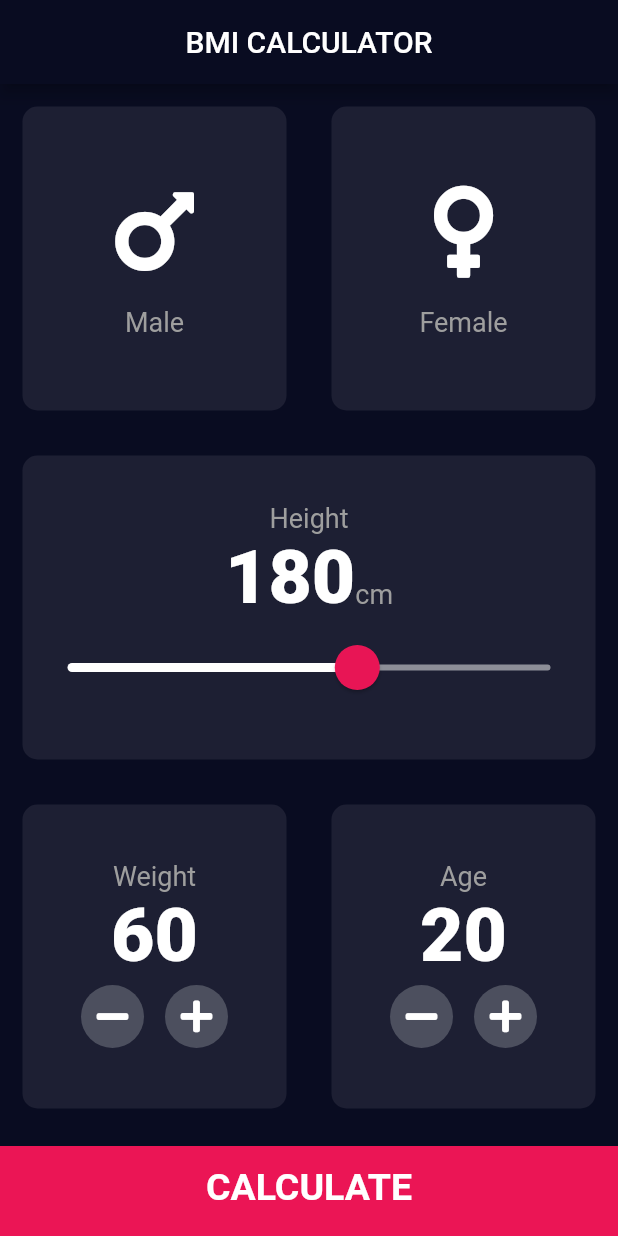
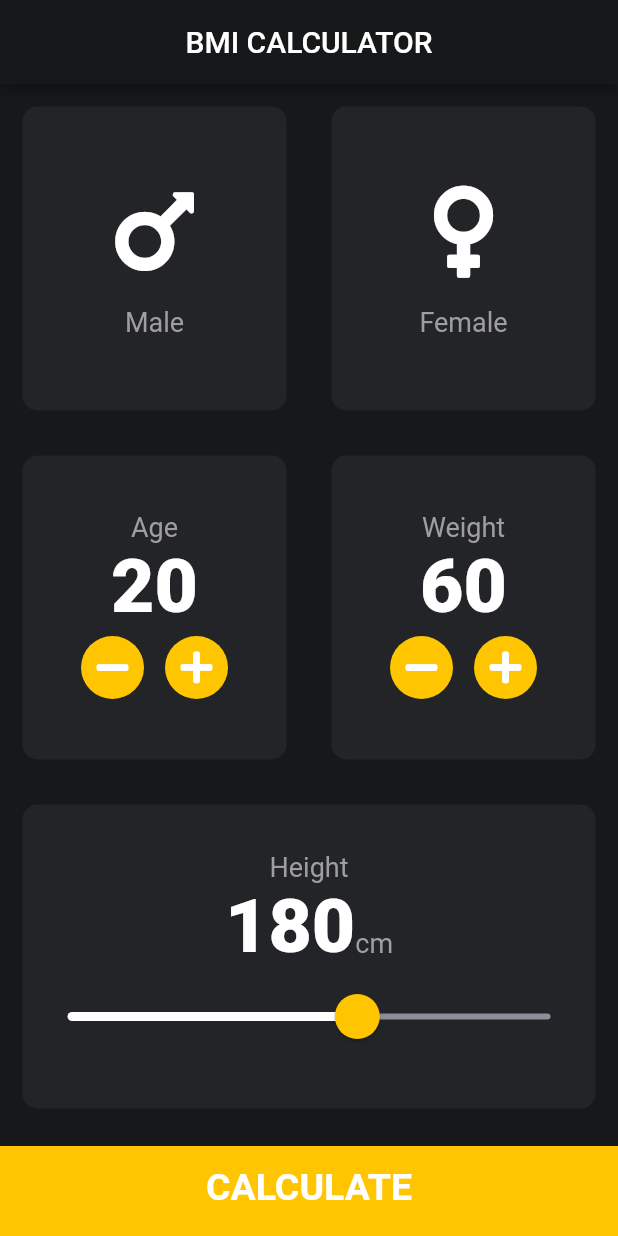
Before and after one commit to MominKhattar/BMI_Calculator, a Flutter app: the screen it shows after launch, on a phone screen of 412 x 824 dp. Run offline on Flutter 3.47's test engine with Material 2 defaults, Android fonts, the phone set to English and light mode, and no system bars; our stand-ins replace font_awesome_flutter.

Commit message:
completed app

```diff
--- a/lib/Models/calculator_brain.dart
+++ b/lib/Models/calculator_brain.dart
@@ -32,10 +32,10 @@ class CalculatorBrain{
       return "You have a higher than the normal body weight. Try to exercise more";
     }
     else if( _bmi > 18.5){
-      return "You have a noraml body weight. Good Job!";
+      return "You have a normal body weight. Good Job!";
     }
     else{
-      return "You have a lower than normal boday weight.You can eat a bit more.";
+      return "You have a lower than normal body weight.You can eat a bit more.";
     }
   }
 
--- a/lib/Models/constants.dart
+++ b/lib/Models/constants.dart
@@ -2,9 +2,9 @@ import 'package:flutter/material.dart';
 
 
 const kBottomContainerHeight = 60.0;
-const kInactiveCardColor = Color(0xFF1D1F33);
-const kActiveCardColor = Color(0xFF111328);
-const kBottomContainerColor = Color(0xFFEB1555);
+const kInactiveCardColor = Color(0xFF222427);
+const kActiveCardColor = Color(0x70222430);
+const kBottomContainerColor = Color(0xFFFFC500);
 
 
 const kLabelTextStyle = TextStyle(
@@ -37,4 +37,5 @@ const kResultTextStyle = TextStyle(
 const kBMITextStyle = TextStyle(
   fontSize: 100,
   fontWeight: FontWeight.bold,
+  color: Color(0xFFFFC500),
 );
--- a/lib/main.dart
+++ b/lib/main.dart
@@ -9,8 +9,8 @@ class BMICalculator extends StatelessWidget {
   Widget build(BuildContext context) {
     return MaterialApp(
       theme: ThemeData.dark().copyWith(
-        primaryColor: Color(0xFF090C21),
-        scaffoldBackgroundColor: Color(0xFF090C21),
+        primaryColor: Color(0xFF17181a),
+        scaffoldBackgroundColor: Color(0xFF17181a),
       ),
       home: InputPage(),
     );
--- a/lib/screens/InputPage.dart
+++ b/lib/screens/InputPage.dart
@@ -23,6 +23,7 @@ class _InputPageState extends State<InputPage> {
   Widget build(BuildContext context) {
     return Scaffold(
       appBar: AppBar(
+        backgroundColor: Color(0xFF17181a),
         centerTitle: true,
         title: Text('BMI CALCULATOR'),
       ),
@@ -68,57 +69,55 @@ class _InputPageState extends State<InputPage> {
             ),
           ),
           Expanded(
+            child: Row(
+              children: [
+
+                Expanded(
                   child: ReuseableCard(
                     colour: kInactiveCardColor,
                     childCard: Column(
                       mainAxisAlignment: MainAxisAlignment.center,
                       children: [
                         Text(
-                    "Height",
+                          "Age",
                           style: kLabelTextStyle,
+                        ),
+                        Text(
+                          age.toString(),
+                          style: kNumberTextStyle,
                         ),
                         Row(
                           mainAxisAlignment: MainAxisAlignment.center,
-                    crossAxisAlignment: CrossAxisAlignment.baseline,
-                    textBaseline: TextBaseline.alphabetic,
                           children: [
-                      Text(
-                        height.toString(),
-                        style: kNumberTextStyle,
+                            RoundIconButton(
+                              childWidget: Icon(
+                                FontAwesomeIcons.minus,
                               ),
-                      Text(
-                        "cm",
-                        style: kLabelTextStyle,
-                      )
-                    ],
-                  ),
-                  SliderTheme(
-                    data: SliderTheme.of(context).copyWith(
-                      activeTrackColor: Colors.white,
-                      thumbColor: Color(0xFFE81555),
-                      thumbShape: RoundSliderThumbShape(enabledThumbRadius: 15),
-                      overlayColor: Color(0x29E81555),
-                      overlayShape: RoundSliderOverlayShape(overlayRadius: 30),
-                    ),
-                    child: Slider(
-                      value: height.toDouble(),
-                      max: 220,
-                      min: 120,
-                      inactiveColor: Color(0xFF8D8E98),
-                      onChanged: (double newValue) {
+                              onPressed: () {
                                 setState(() {
-                          height = newValue.round();
+                                  age--;
                                 });
                               },
                             ),
+                            SizedBox(
+                              width: 8,
                             ),
+                            RoundIconButton(
+                              onPressed: () {
+                                setState(() {
+                                  age++;
+                                });
+                              },
+                              childWidget: Icon(FontAwesomeIcons.plus),
+                            ),
+                          ],
+                        ),
+
                       ],
                     ),
                   ),
                 ),
-          Expanded(
-            child: Row(
-              children: [
+
                 Expanded(
                   child: ReuseableCard(
                     colour: kInactiveCardColor,
@@ -163,6 +162,11 @@ class _InputPageState extends State<InputPage> {
                     ),
                   ),
                 ),
+
+              ],
+            ),
+          ),
+
           Expanded(
             child: ReuseableCard(
               colour: kInactiveCardColor,
@@ -170,46 +174,49 @@ class _InputPageState extends State<InputPage> {
                 mainAxisAlignment: MainAxisAlignment.center,
                 children: [
                   Text(
-                          "Age",
+                    "Height",
                     style: kLabelTextStyle,
-                        ),
-                        Text(
-                          age.toString(),
-                          style: kNumberTextStyle,
                   ),
                   Row(
                     mainAxisAlignment: MainAxisAlignment.center,
+                    crossAxisAlignment: CrossAxisAlignment.baseline,
+                    textBaseline: TextBaseline.alphabetic,
                     children: [
-                            RoundIconButton(
-                              childWidget: Icon(
-                                FontAwesomeIcons.minus,
+                      Text(
+                        height.toString(),
+                        style: kNumberTextStyle,
                       ),
-                              onPressed: () {
-                                setState(() {
-                                  age--;
-                                });
-                              },
-                            ),
-                            SizedBox(
-                              width: 8,
-                            ),
-                            RoundIconButton(
-                              onPressed: () {
-                                setState(() {
-                                  age++;
-                                });
-                              },
-                              childWidget: Icon(FontAwesomeIcons.plus),
-                            ),
-                          ],
+                      Text(
+                        "cm",
+                        style: kLabelTextStyle,
                       )
                     ],
                   ),
+                  SliderTheme(
+                    data: SliderTheme.of(context).copyWith(
+                      activeTrackColor: Colors.white,
+                      thumbColor: Color(0xFFFFC500),
+                      thumbShape: RoundSliderThumbShape(enabledThumbRadius: 15),
+                      overlayColor: Color(0x29FFC500),
+                      overlayShape: RoundSliderOverlayShape(overlayRadius: 30),
+                    ),
+                    child: Slider(
+                      value: height.toDouble(),
+                      max: 220,
+                      min: 120,
+                      inactiveColor: Color(0xFF8D8E98),
+                      onChanged: (double newValue) {
+                        setState(() {
+                          height = newValue.round();
+                        });
+                      },
                     ),
                   ),
                 ],
               ),
             ),
+          ),
+
           BottomButton(
             onTap: () {
               CalculatorBrain calc =
@@ -275,7 +282,7 @@ class RoundIconButton extends StatelessWidget {
         height: 42,
       ),
       shape: CircleBorder(),
-      fillColor: Color(0xFF4C4F5E),
+      fillColor: Color(0xFFFFC500),
       child: childWidget,
     );
   }
--- a/lib/screens/result_page.dart
+++ b/lib/screens/result_page.dart
@@ -15,7 +15,9 @@ class ResultPage extends StatelessWidget {
   @override
   Widget build(BuildContext context) {
     return Scaffold(
+
         appBar: AppBar(
+          backgroundColor: Color(0xFF17181a),
           title: Text(
             "BMI CALCULATOR",
           ),
```
Also changed, not shown: pubspec.lock. Lines whose indentation alone changed are shown as unchanged.
